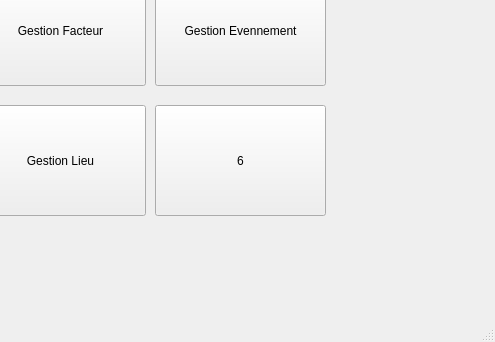
Old version of the form menu.ui in the repository rannouna/-smart_event-planner_2A36; both pictures show x 355 to 850 and y 105 to 447 of the 850 by 447 pixel window.
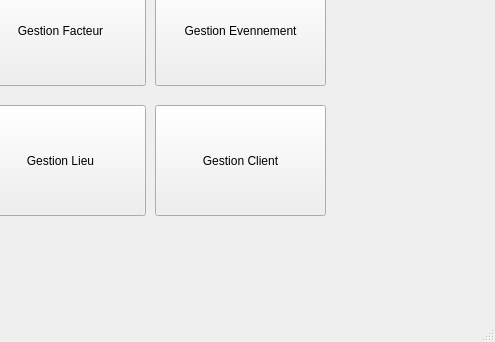
New version of the form.

The edit to the form file:
```diff
--- a/menu.ui
+++ b/menu.ui
@@ -89,7 +89,7 @@
      </rect>
     </property>
     <property name="text">
-     <string>6</string>
+     <string>Gestion Client</string>
     </property>
    </widget>
   </widget>
```
Left out of the diff: 4 changed lines with no effect on the pictures.
